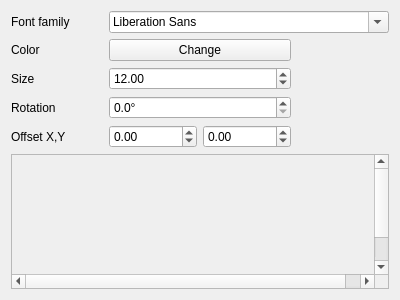
Qt form src/ui/symbollayer/widget_fontmarker.ui (qgis/QGIS) before a commit.
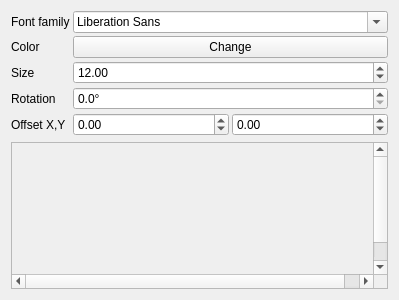
The same form after that commit. Custom widgets are drawn as their Qt base class.

Commit message: Set all symbol ui to use form layout rather then custom grid layout for each one.  More consistent ui.

Diff of the .ui file:
```diff
--- a/src/ui/symbollayer/widget_fontmarker.ui
+++ b/src/ui/symbollayer/widget_fontmarker.ui
@@ -6,7 +6,7 @@
    <rect>
     <x>0</x>
     <y>0</y>
-    <width>400</width>
+    <width>399</width>
     <height>300</height>
    </rect>
   </property>
@@ -15,19 +15,22 @@
   </property>
   <layout class="QVBoxLayout" name="verticalLayout">
    <item>
-    <layout class="QGridLayout" name="gridLayout">
+    <layout class="QFormLayout" name="formLayout">
      <property name="sizeConstraint">
       <enum>QLayout::SetDefaultConstraint</enum>
      </property>
+     <property name="horizontalSpacing">
+      <number>3</number>
+     </property>
+     <property name="verticalSpacing">
+      <number>3</number>
+     </property>
      <property name="leftMargin">
       <number>0</number>
      </property>
      <property name="topMargin">
       <number>0</number>
      </property>
-     <property name="horizontalSpacing">
-      <number>6</number>
-     </property>
      <item row="0" column="0">
       <widget class="QLabel" name="label">
        <property name="text">
@@ -35,7 +38,7 @@
        </property>
       </widget>
      </item>
-     <item row="0" column="1" colspan="2">
+     <item row="0" column="1">
       <widget class="QFontComboBox" name="cboFont"/>
      </item>
      <item row="1" column="0">
@@ -59,6 +62,13 @@
        </property>
       </widget>
      </item>
+     <item row="2" column="1">
+      <widget class="QDoubleSpinBox" name="spinSize">
+       <property name="value">
+        <double>12.000000000000000</double>
+       </property>
+      </widget>
+     </item>
      <item row="3" column="0">
       <widget class="QLabel" name="label_4">
        <property name="text">
@@ -79,13 +89,6 @@
        </property>
       </widget>
      </item>
-     <item row="2" column="1">
-      <widget class="QDoubleSpinBox" name="spinSize">
-       <property name="value">
-        <double>12.000000000000000</double>
-       </property>
-      </widget>
-     </item>
      <item row="4" column="0">
       <widget class="QLabel" name="label_5">
        <property name="text">
```
The commit also changes 11 other files.
